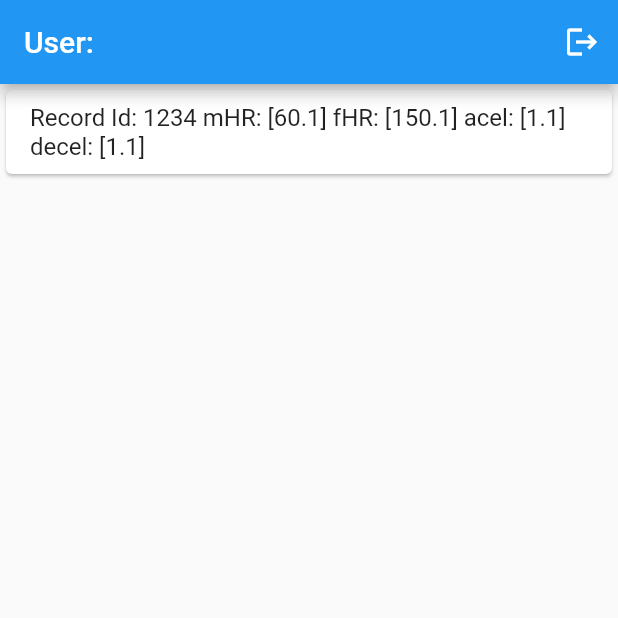
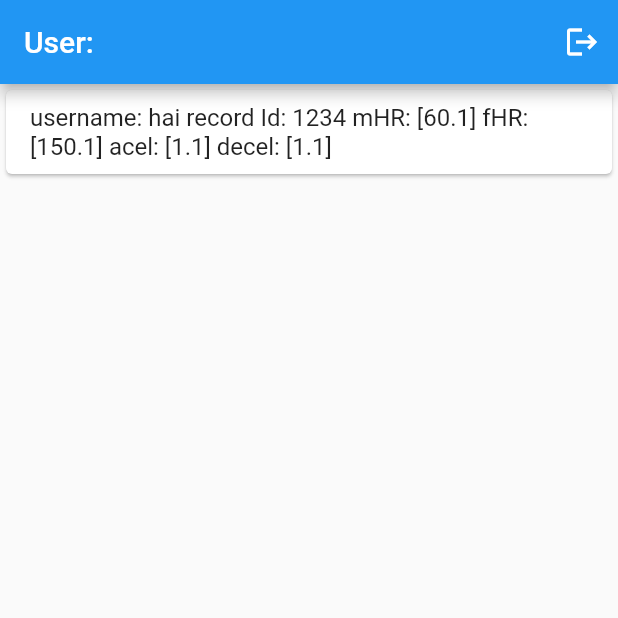
Before and after one commit to entest-hai/flutter-amplify, a Flutter app: the screen it shows after launch, after a tap on "Login", on a phone screen of 412 x 824 dp, the top half of it. Run offline on Flutter 3.47's test engine with Material 2 defaults, Android fonts, the phone set to English and light mode, and no system bars; our stand-ins replace file_picker, flutter_bloc; missing offline and left inert: amplify_api, amplify_auth_cognito, amplify_flutter, amplify_storage_s3, dart:ffi.

Commit message:
multiple user ctg filter

```diff
--- a/lib/loginapp.dart
+++ b/lib/loginapp.dart
@@ -1040,7 +1040,7 @@ class UserHistoricalView extends StatelessWidget {
                     return Card(
                       child: ListTile(
                           title: Text(
-                              "Record Id: ${state.ctgs[index].id} mHR: ${state.ctgs[index].mHR} fHR: ${state.ctgs[index].fHR} acel: ${state.ctgs[index].acelsTime} decel: ${state.ctgs[index].decelsTime}")),
+                              "username: ${state.ctgs[index].username} record Id: ${state.ctgs[index].id} mHR: ${state.ctgs[index].mHR} fHR: ${state.ctgs[index].fHR} acel: ${state.ctgs[index].acelsTime} decel: ${state.ctgs[index].decelsTime}")),
                     );
                   });
             }
```
